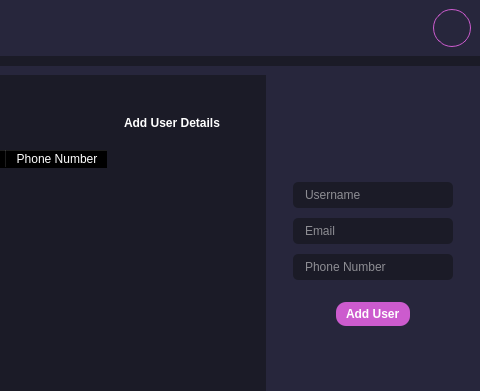
Above: interface.ui from KofanovE/Gui_Db before the change; both pictures show x 320 to 800 and y 0 to 391 of the 800 by 542 pixel window. Below: the same form after it.
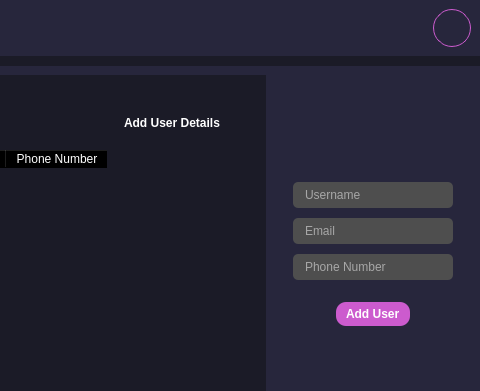
That is the form after the change. Icons and pictures are not drawn. Custom widgets are drawn as their Qt base class.

Commit message: dev_0_1 add dark grey background on textEditor. create new test data basa sqlite

What changed in the file:
```diff
--- a/interface.ui
+++ b/interface.ui
@@ -50,12 +50,13 @@
 
 #homeBtn{
 	border-left: 3px solid #cc5bce;
-	font-weight: bold;
+	font-weight: bold;	
 }
 
 QLineEdit{
 	padding: 5px 10px;
 	border-radius: 5px;
+	background: #4E4E4E;
 }
 
 
```
The commit also changes 4 other files.
